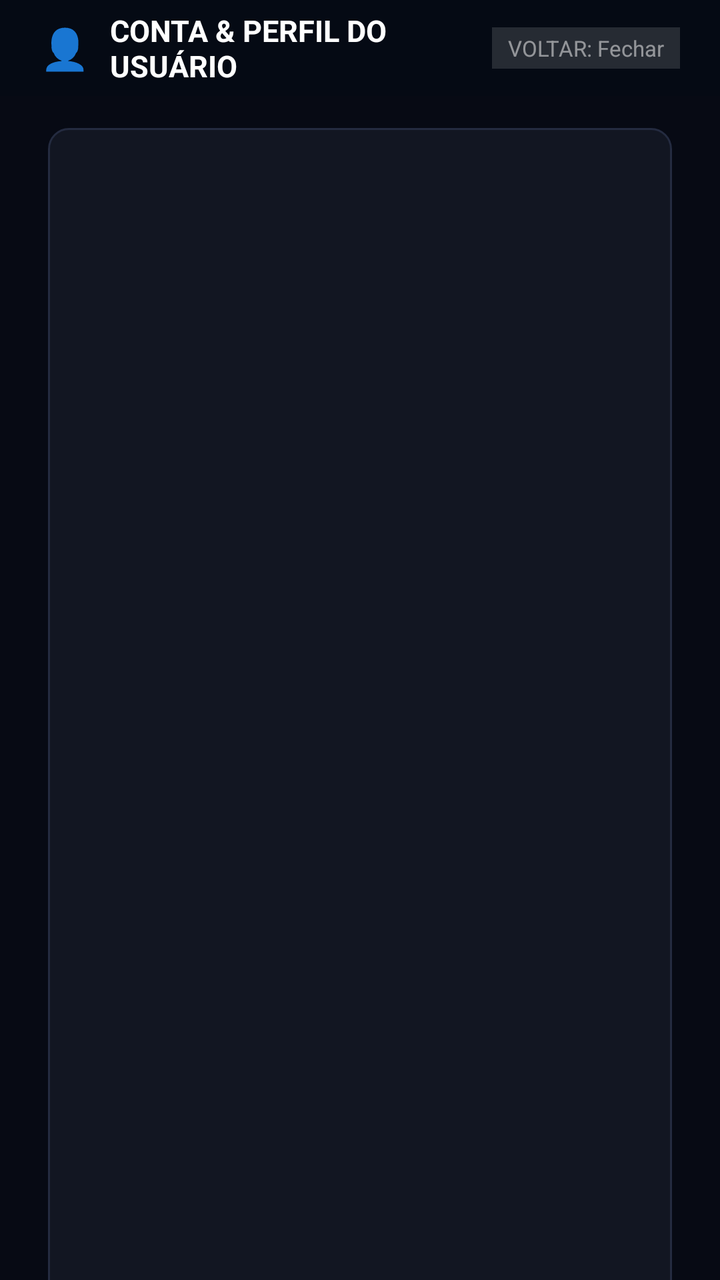
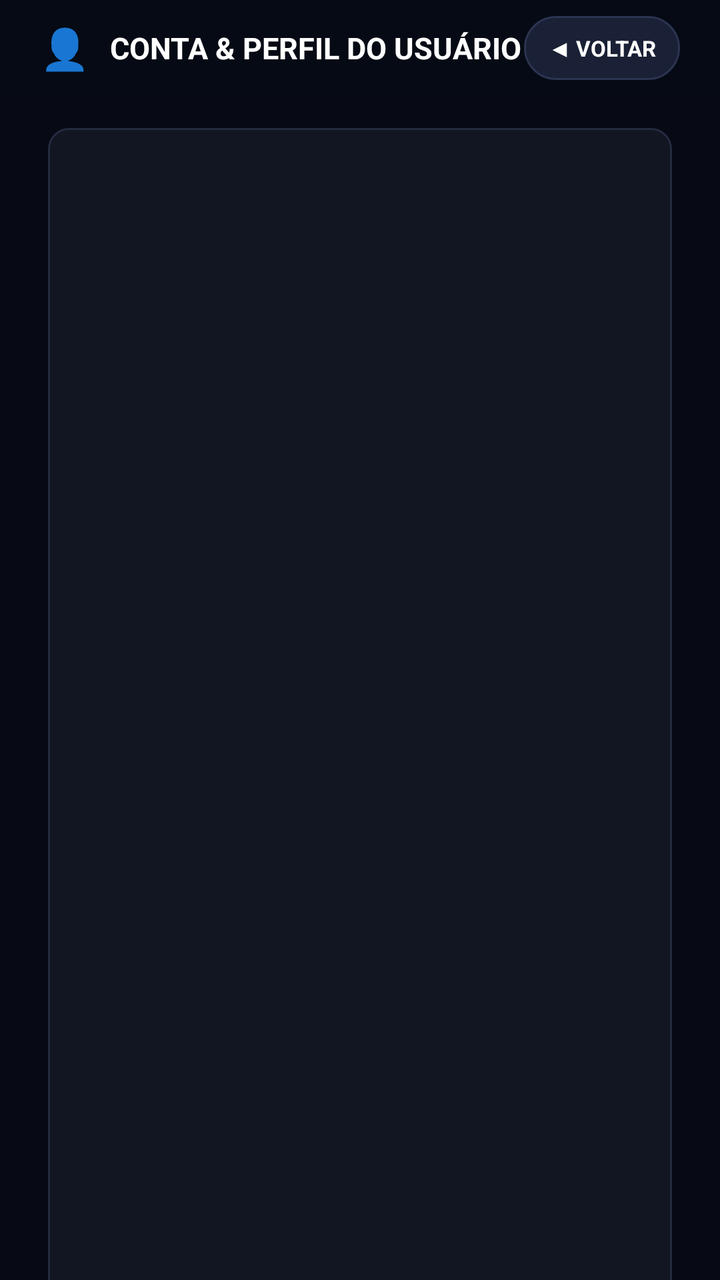

Before-and-after screenshots of an Android layout around one commit, followed by the original layout XML and the change that was made.
<!-- AndroidManifest.xml: activity theme Theme.AndPlay.Fullscreen -->
<!-- res/layout/activity_user.xml -->
<?xml version="1.0" encoding="utf-8"?>
<FrameLayout xmlns:android="http://schemas.android.com/apk/res/android"
    android:id="@+id/userRoot"
    android:layout_width="match_parent"
    android:layout_height="match_parent"
    android:background="#070A14">

    <LinearLayout
        android:layout_width="match_parent"
        android:layout_height="match_parent"
        android:orientation="vertical">

        
        <LinearLayout
            android:id="@+id/userHeader"
            android:layout_width="match_parent"
            android:layout_height="48dp"
            android:background="#CC060B14"
            android:gravity="center_vertical"
            android:orientation="horizontal"
            android:paddingStart="20dp"
            android:paddingEnd="20dp">

            <TextView
                android:layout_width="wrap_content"
                android:layout_height="wrap_content"
                android:text="👤"
                android:textSize="20sp" />

            <TextView
                android:id="@+id/userHeaderTitle"
                android:layout_width="0dp"
                android:layout_height="wrap_content"
                android:layout_marginStart="10dp"
                android:layout_weight="1"
                android:text="CONTA &amp; PERFIL DO USUÁRIO"
                android:textColor="#FFFFFF"
                android:textSize="15sp"
                android:textStyle="bold" />

            <TextView
                android:id="@+id/userBackHint"
                android:layout_width="wrap_content"
                android:layout_height="wrap_content"
                android:background="#22FFFFFF"
                android:paddingStart="8dp"
                android:paddingTop="3dp"
                android:paddingEnd="8dp"
                android:paddingBottom="3dp"
                android:text="VOLTAR: Fechar"
                android:textColor="#80FFFFFF"
                android:textSize="11sp" />
        </LinearLayout>

        <androidx.core.widget.NestedScrollView
            android:layout_width="match_parent"
            android:layout_height="0dp"
            android:layout_weight="1"
            android:fillViewport="true">

            <LinearLayout
                android:layout_width="match_parent"
                android:layout_height="wrap_content"
                android:orientation="vertical"
                android:paddingStart="24dp"
                android:paddingTop="16dp"
                android:paddingEnd="24dp"
                android:paddingBottom="24dp">

                
                <LinearLayout
                    android:id="@+id/userProfileHero"
                    android:layout_width="match_parent"
                    android:layout_height="wrap_content"
                    android:background="@drawable/card_focus_bg"
                    android:gravity="center_vertical"
                    android:orientation="horizontal"
                    android:padding="20dp">

                    <TextView
                        android:id="@+id/userAvatarDisplay"
                        android:layout_width="68dp"
                        android:layout_height="68dp"
                        android:background="#1E283D"
                        android:gravity="center"
                        android:text="👤"
                        android:textSize="38sp" />

                    <LinearLayout
                        android:layout_width="0dp"
                        android:layout_height="wrap_content"
                        android:layout_marginStart="16dp"
                        android:layout_weight="1"
                        android:orientation="vertical">

                        <LinearLayout
                            android:layout_width="wrap_content"
                            android:layout_height="wrap_content"
                            android:gravity="center_vertical"
                            android:orientation="horizontal">

                            <TextView
                                android:id="@+id/userProfileName"
                                android:layout_width="wrap_content"
                                android:layout_height="wrap_content"
                                android:text="Usuário Convidado"
                                android:textColor="#FFFFFF"
                                android:textSize="18sp"
                                android:textStyle="bold" />

                            <TextView
                                android:id="@+id/userProfileBadge"
                                android:layout_width="wrap_content"
                                android:layout_height="wrap_content"
                                android:layout_marginStart="10dp"
                                android:background="@drawable/badge_gold"
                                android:paddingStart="6dp"
                                android:paddingTop="2dp"
                                android:paddingEnd="6dp"
                                android:paddingBottom="2dp"
                                android:text="MODO OFFLINE"
                                android:textColor="#000000"
                                android:textSize="10sp"
                                android:textStyle="bold" />
                        </LinearLayout>

                        <TextView
                            android:id="@+id/userProfileEmail"
                            android:layout_width="wrap_content"
                            android:layout_height="wrap_content"
                            android:layout_marginTop="3dp"
                            android:text="Conecte-se para sincronizar seus dados com a nuvem"
                            android:textColor="#94A3B8"
                            android:textSize="12sp" />

                        <TextView
                            android:id="@+id/userProfileSyncInfo"
                            android:layout_width="wrap_content"
                            android:layout_height="wrap_content"
                            android:layout_marginTop="2dp"
                            android:text="Supabase Cloud • Sincronização em tempo real"
                            android:textColor="#38BDF8"
                            android:textSize="11sp" />
                    </LinearLayout>

                    
                    <LinearLayout
                        android:id="@+id/userGuestActions"
                        android:layout_width="wrap_content"
                        android:layout_height="wrap_content"
                        android:orientation="horizontal">

                        <TextView
                            android:id="@+id/btnUserLogin"
                            android:layout_width="wrap_content"
                            android:layout_height="36dp"
                            android:layout_marginEnd="8dp"
                            android:background="@drawable/pill_focus_bg"
                            android:clickable="true"
                            android:focusable="true"
                            android:focusableInTouchMode="true"
                            android:gravity="center"
                            android:paddingStart="16dp"
                            android:paddingEnd="16dp"
                            android:text="🔑 Entrar"
                            android:textColor="#FFFFFF"
                            android:textSize="13sp"
                            android:textStyle="bold" />

                        <TextView
                            android:id="@+id/btnUserRegister"
                            android:layout_width="wrap_content"
                            android:layout_height="36dp"
                            android:background="@drawable/pill_focus_bg"
                            android:clickable="true"
                            android:focusable="true"
                            android:focusableInTouchMode="true"
                            android:gravity="center"
                            android:paddingStart="16dp"
                            android:paddingEnd="16dp"
                            android:text="✨ Cadastrar"
                            android:textColor="#FFFFFF"
                            android:textSize="13sp"
                            android:textStyle="bold" />
                    </LinearLayout>

                    <LinearLayout
                        android:id="@+id/userLoggedInActions"
                        android:layout_width="wrap_content"
                        android:layout_height="wrap_content"
                        android:orientation="horizontal"
                        android:visibility="gone">

                        <TextView
                            android:id="@+id/btnUserSyncNow"
                            android:layout_width="wrap_content"
                            android:layout_height="36dp"
                            android:layout_marginEnd="8dp"
                            android:background="@drawable/pill_focus_bg"
                            android:clickable="true"
                            android:focusable="true"
                            android:focusableInTouchMode="true"
                            android:gravity="center"
                            android:paddingStart="16dp"
                            android:paddingEnd="16dp"
                            android:text="🔄 Sincronizar"
                            android:textColor="#FFFFFF"
                            android:textSize="13sp"
                            android:textStyle="bold" />

                        <TextView
                            android:id="@+id/btnUserSignOut"
                            android:layout_width="wrap_content"
                            android:layout_height="36dp"
                            android:background="@drawable/pill_focus_bg"
                            android:clickable="true"
                            android:focusable="true"
                            android:focusableInTouchMode="true"
                            android:gravity="center"
                            android:paddingStart="16dp"
                            android:paddingEnd="16dp"
                            android:text="🚪 Sair"
                            android:textColor="#EF4444"
                            android:textSize="13sp"
                            android:textStyle="bold" />
                    </LinearLayout>
                </LinearLayout>

                
                <LinearLayout
                    android:id="@+id/cardModeSelection"
                    android:layout_width="match_parent"
                    android:layout_height="wrap_content"
                    android:layout_marginTop="16dp"
                    android:background="@drawable/card_focus_bg"
                    android:clickable="true"
                    android:focusable="true"
                    android:focusableInTouchMode="true"
                    android:orientation="vertical"
                    android:padding="16dp">

                    <LinearLayout
                        android:layout_width="match_parent"
                        android:layout_height="wrap_content"
                        android:gravity="center_vertical"
                        android:orientation="horizontal">

                        <TextView
                            android:layout_width="0dp"
                            android:layout_height="wrap_content"
                            android:layout_weight="1"
                            android:text="🎬 MODO DE EXIBIÇÃO PRINCIPAL"
                            android:textColor="#FFFFFF"
                            android:textSize="14sp"
                            android:textStyle="bold" />

                        <TextView
                            android:id="@+id/btnOpenModeModal"
                            android:layout_width="wrap_content"
                            android:layout_height="32dp"
                            android:background="@drawable/badge_gold"
                            android:gravity="center"
                            android:paddingStart="14dp"
                            android:paddingEnd="14dp"
                            android:text="⚡ ALTERAR MODO"
                            android:textColor="#000000"
                            android:textSize="11.5sp"
                            android:textStyle="bold" />
                    </LinearLayout>

                    <TextView
                        android:layout_width="match_parent"
                        android:layout_height="wrap_content"
                        android:layout_marginTop="3dp"
                        android:layout_marginBottom="12dp"
                        android:text="Abra o seletor visual em tela cheia para escolher entre o Modo Cinema e o Modo TV Ao Vivo."
                        android:textColor="#94A3B8"
                        android:textSize="11.5sp" />

                    <LinearLayout
                        android:layout_width="match_parent"
                        android:layout_height="wrap_content"
                        android:orientation="horizontal">

                        
                        <LinearLayout
                            android:id="@+id/cardModeTv"
                            android:layout_width="0dp"
                            android:layout_height="wrap_content"
                            android:layout_marginEnd="8dp"
                            android:layout_weight="1"
                            android:background="@drawable/card_focus_bg"
                            android:clickable="true"
                            android:focusable="true"
                            android:focusableInTouchMode="true"
                            android:orientation="vertical"
                            android:padding="14dp">

                            <LinearLayout
                                android:layout_width="match_parent"
                                android:layout_height="wrap_content"
                                android:gravity="center_vertical"
                                android:orientation="horizontal">

                                <TextView
                                    android:layout_width="0dp"
                                    android:layout_height="wrap_content"
                                    android:layout_weight="1"
                                    android:text="📺 Modo TV Ao Vivo"
                                    android:textColor="#FFFFFF"
                                    android:textSize="14sp"
                                    android:textStyle="bold" />

                                <TextView
                                    android:id="@+id/tagModeTvActive"
                                    android:layout_width="wrap_content"
                                    android:layout_height="wrap_content"
                                    android:background="@drawable/badge_gold"
                                    android:paddingStart="6dp"
                                    android:paddingTop="2dp"
                                    android:paddingEnd="6dp"
                                    android:paddingBottom="2dp"
                                    android:text="ATIVO"
                                    android:textColor="#000000"
                                    android:textSize="10sp"
                                    android:textStyle="bold" />
                            </LinearLayout>

                            <TextView
                                android:layout_width="match_parent"
                                android:layout_height="wrap_content"
                                android:layout_marginTop="6dp"
                                android:text="Central com PiP do canal ao vivo, grade de canais abertos e fechados e trilho de esportes em tempo real."
                                android:textColor="#94A3B8"
                                android:textSize="11sp" />
                        </LinearLayout>

                        
                        <LinearLayout
                            android:id="@+id/cardModeCinema"
                            android:layout_width="0dp"
                            android:layout_height="wrap_content"
                            android:layout_marginStart="8dp"
                            android:layout_weight="1"
                            android:background="@drawable/card_focus_bg"
                            android:clickable="true"
                            android:focusable="true"
                            android:focusableInTouchMode="true"
                            android:orientation="vertical"
                            android:padding="14dp">

                            <LinearLayout
                                android:layout_width="match_parent"
                                android:layout_height="wrap_content"
                                android:gravity="center_vertical"
                                android:orientation="horizontal">

                                <TextView
                                    android:layout_width="0dp"
                                    android:layout_height="wrap_content"
                                    android:layout_weight="1"
                                    android:text="🎬 Modo Cinema (Filmes &amp; Séries)"
                                    android:textColor="#FFFFFF"
                                    android:textSize="14sp"
                                    android:textStyle="bold" />

                                <TextView
                                    android:id="@+id/tagModeCinemaActive"
                                    android:layout_width="wrap_content"
                                    android:layout_height="wrap_content"
                                    android:background="@drawable/badge_gold"
                                    android:paddingStart="6dp"
                                    android:paddingTop="2dp"
                                    android:paddingEnd="6dp"
                                    android:paddingBottom="2dp"
                                    android:text="ATIVO"
                                    android:textColor="#000000"
                                    android:textSize="10sp"
                                    android:textStyle="bold"
                                    android:visibility="gone" />
                            </LinearLayout>

                            <TextView
                                android:layout_width="match_parent"
                                android:layout_height="wrap_content"
                                android:layout_marginTop="6dp"
                                android:text="Focado em streaming on-demand: banner em destaque, continuar assistindo, catálogo de filmes e séries em alta."
                                android:textColor="#94A3B8"
                                android:textSize="11sp" />
                        </LinearLayout>
                    </LinearLayout>
                </LinearLayout>

                
                <LinearLayout
                    android:layout_width="match_parent"
                    android:layout_height="wrap_content"
                    android:layout_marginTop="16dp"
                    android:orientation="horizontal">

                    
                    <LinearLayout
                        android:layout_width="0dp"
                        android:layout_height="wrap_content"
                        android:layout_marginEnd="6dp"
                        android:layout_weight="1"
                        android:background="@drawable/card_focus_bg"
                        android:gravity="center"
                        android:orientation="vertical"
                        android:padding="14dp">

                        <TextView
                            android:id="@+id/statMoviesVal"
                            android:layout_width="wrap_content"
                            android:layout_height="wrap_content"
                            android:text="0"
                            android:textColor="#38BDF8"
                            android:textSize="22sp"
                            android:textStyle="bold" />

                        <TextView
                            android:layout_width="wrap_content"
                            android:layout_height="wrap_content"
                            android:layout_marginTop="4dp"
                            android:text="🎬 Filmes Assistidos"
                            android:textColor="#94A3B8"
                            android:textSize="11sp" />
                    </LinearLayout>

                    
                    <LinearLayout
                        android:layout_width="0dp"
                        android:layout_height="wrap_content"
                        android:layout_marginStart="3dp"
                        android:layout_marginEnd="3dp"
                        android:layout_weight="1"
                        android:background="@drawable/card_focus_bg"
                        android:gravity="center"
                        android:orientation="vertical"
                        android:padding="14dp">

                        <TextView
                            android:id="@+id/statSeriesVal"
                            android:layout_width="wrap_content"
                            android:layout_height="wrap_content"
                            android:text="0"
                            android:textColor="#A855F7"
                            android:textSize="22sp"
                            android:textStyle="bold" />

                        <TextView
                            android:layout_width="wrap_content"
                            android:layout_height="wrap_content"
                            android:layout_marginTop="4dp"
                            android:text="📺 Séries em Andamento"
                            android:textColor="#94A3B8"
                            android:textSize="11sp" />
                    </LinearLayout>

                    
                    <LinearLayout
                        android:layout_width="0dp"
                        android:layout_height="wrap_content"
                        android:layout_marginStart="6dp"
                        android:layout_weight="1"
                        android:background="@drawable/card_focus_bg"
                        android:gravity="center"
                        android:orientation="vertical"
                        android:padding="14dp">

                        <TextView
                            android:id="@+id/statFavsVal"
                            android:layout_width="wrap_content"
                            android:layout_height="wrap_content"
                            android:text="0"
                            android:textColor="#F59E0B"
                            android:textSize="22sp"
                            android:textStyle="bold" />

                        <TextView
                            android:layout_width="wrap_content"
                            android:layout_height="wrap_content"
                            android:layout_marginTop="4dp"
                            android:text="⭐ Favoritos Salvos"
                            android:textColor="#94A3B8"
                            android:textSize="11sp" />
                    </LinearLayout>
                </LinearLayout>

                
                <LinearLayout
                    android:layout_width="match_parent"
                    android:layout_height="wrap_content"
                    android:layout_marginTop="16dp"
                    android:gravity="end"
                    android:orientation="horizontal">

                    <TextView
                        android:id="@+id/btnUserClearCache"
                        android:layout_width="wrap_content"
                        android:layout_height="34dp"
                        android:background="@drawable/pill_focus_bg"
                        android:clickable="true"
                        android:focusable="true"
                        android:focusableInTouchMode="true"
                        android:gravity="center"
                        android:paddingStart="14dp"
                        android:paddingEnd="14dp"
                        android:text="🗑️ Limpar Cache"
                        android:textColor="#AAAAAA"
                        android:textSize="11.5sp" />
                </LinearLayout>

            </LinearLayout>
        </androidx.core.widget.NestedScrollView>
    </LinearLayout>
</FrameLayout>
<!-- resources referenced by this layout -->
<resources>
  <!-- drawable badge_gold (drawable) -->
  <?xml version="1.0" encoding="utf-8"?>
  <shape xmlns:android="http://schemas.android.com/apk/res/android"
      android:shape="rectangle">
      <corners android:radius="4dp" />
      <solid android:color="#FFC107" />
  </shape>
  <!-- drawable card_focus_bg (drawable) -->
  <?xml version="1.0" encoding="utf-8"?>
  <selector xmlns:android="http://schemas.android.com/apk/res/android">
      <item android:state_focused="true">
          <shape android:shape="rectangle">
              <corners android:radius="10dp" />
              <solid android:color="#1A2035" />
              <stroke android:width="2.5dp" android:color="#FFC107" />
          </shape>
      </item>
      <item android:state_selected="true">
          <shape android:shape="rectangle">
              <corners android:radius="10dp" />
              <solid android:color="#1A2035" />
              <stroke android:width="2dp" android:color="#FFC107" />
          </shape>
      </item>
      <item>
          <shape android:shape="rectangle">
              <corners android:radius="10dp" />
              <solid android:color="#121622" />
              <stroke android:width="1dp" android:color="#242B40" />
          </shape>
      </item>
  </selector>
  <!-- drawable pill_focus_bg (drawable) -->
  <?xml version="1.0" encoding="utf-8"?>
  <selector xmlns:android="http://schemas.android.com/apk/res/android">
      <item android:state_focused="true">
          <shape android:shape="rectangle">
              <corners android:radius="20dp" />
              <solid android:color="#FFC107" />
              <stroke android:width="2dp" android:color="#FFFFFF" />
          </shape>
      </item>
      <item android:state_selected="true">
          <shape android:shape="rectangle">
              <corners android:radius="20dp" />
              <solid android:color="#FFC107" />
          </shape>
      </item>
      <item>
          <shape android:shape="rectangle">
              <corners android:radius="20dp" />
              <solid android:color="#1A2035" />
              <stroke android:width="1dp" android:color="#2B3450" />
          </shape>
      </item>
  </selector>
  <style name="Theme.AndPlay.Fullscreen" parent="Theme.AndPlay">
          <item name="android:windowFullscreen">true</item>
          <item name="android:windowContentOverlay">@null</item>
      </style>
  <style name="Theme.AndPlay" parent="@android:style/Theme.NoTitleBar.Fullscreen">
          <item name="android:windowBackground">#121212</item>
      </style>
</resources>

<!-- the commit's change to res/layout/activity_user.xml (unified diff, before → after) -->
@@ -39,17 +39,19 @@
                 android:textStyle="bold" />
 
             <TextView
-                android:id="@+id/userBackHint"
+                android:id="@+id/btnUserBack"
                 android:layout_width="wrap_content"
-                android:layout_height="wrap_content"
-                android:background="#22FFFFFF"
-                android:paddingStart="8dp"
-                android:paddingTop="3dp"
-                android:paddingEnd="8dp"
-                android:paddingBottom="3dp"
-                android:text="VOLTAR: Fechar"
-                android:textColor="#80FFFFFF"
-                android:textSize="11sp" />
+                android:layout_height="32dp"
+                android:background="@drawable/pill_focus_bg"
+                android:clickable="true"
+                android:focusable="true"
+                android:gravity="center"
+                android:paddingStart="12dp"
+                android:paddingEnd="12dp"
+                android:text="◀ VOLTAR"
+                android:textColor="#FFFFFF"
+                android:textSize="11sp"
+                android:textStyle="bold" />
         </LinearLayout>
 
         <androidx.core.widget.NestedScrollView
